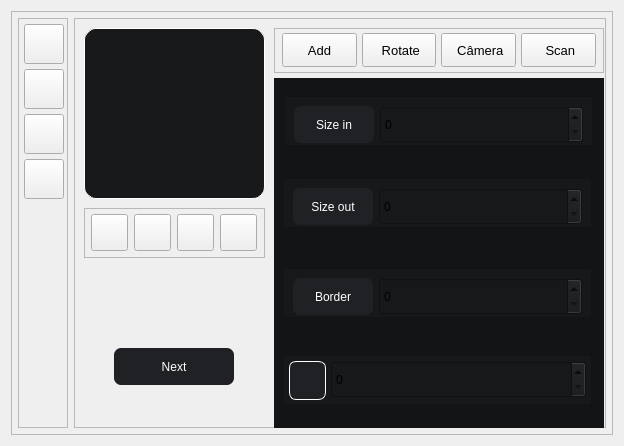
The window that src/gui/uis/windows/ui_file/cadastro_produto.ui (NdondaDaniel2020/SalesManagement) describes before a commit, drawn with Qt 5.
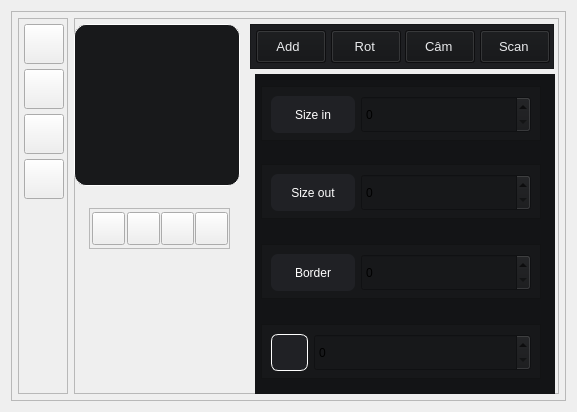
The same window after the commit. The open tabs and pages were chosen to show the change. Icons and pictures are not drawn. Custom widgets are drawn as their Qt base class.

Commit message: adicionado a função que mostra e centraliza o registrador de produtosª

The edit to the form file:
```diff
--- a/src/gui/uis/windows/ui_file/cadastro_produto.ui
+++ b/src/gui/uis/windows/ui_file/cadastro_produto.ui
@@ -6,16 +6,40 @@
    <rect>
     <x>0</x>
     <y>0</y>
-    <width>624</width>
-    <height>446</height>
+    <width>573</width>
+    <height>408</height>
    </rect>
   </property>
+  <property name="minimumSize">
+   <size>
+    <width>0</width>
+    <height>0</height>
+   </size>
+  </property>
+  <property name="maximumSize">
+   <size>
+    <width>16777215</width>
+    <height>12345678</height>
+   </size>
+  </property>
   <property name="windowTitle">
    <string>Form</string>
   </property>
   <layout class="QVBoxLayout" name="verticalLayout">
-   <item>
+   <item alignment="Qt::AlignHCenter">
     <widget class="QFrame" name="frame_center_style">
+     <property name="minimumSize">
+      <size>
+       <width>555</width>
+       <height>390</height>
+      </size>
+     </property>
+     <property name="maximumSize">
+      <size>
+       <width>555</width>
+       <height>390</height>
+      </size>
+     </property>
      <property name="styleSheet">
       <string notr="true">QFrame{
 	background-color: rgb(19, 20, 22);
@@ -239,9 +263,6 @@
       </item>
       <item>
        <widget class="QFrame" name="frame_2">
-        <property name="styleSheet">
-         <string notr="true"/>
-        </property>
         <property name="frameShape">
          <enum>QFrame::StyledPanel</enum>
         </property>
@@ -251,10 +272,10 @@
         <widget class="QPushButton" name="image">
          <property name="geometry">
           <rect>
-           <x>10</x>
-           <y>10</y>
-           <width>181</width>
-           <height>171</height>
+           <x>0</x>
+           <y>6</y>
+           <width>166</width>
+           <height>162</height>
           </rect>
          </property>
          <property name="styleSheet">
@@ -279,16 +300,16 @@
         <widget class="QFrame" name="frame_nave_bar">
          <property name="geometry">
           <rect>
-           <x>200</x>
-           <y>10</y>
-           <width>330</width>
+           <x>176</x>
+           <y>6</y>
+           <width>304</width>
            <height>45</height>
           </rect>
          </property>
          <property name="minimumSize">
           <size>
-           <width>310</width>
-           <height>45</height>
+           <width>290</width>
+           <height>33</height>
           </size>
          </property>
          <property name="maximumSize">
@@ -297,6 +318,17 @@
            <height>16777215</height>
           </size>
          </property>
+         <property name="styleSheet">
+          <string notr="true">QFrame{background-color: rgb(30, 31, 34);}
+QPushButton{
+background-color: rgb(19, 20, 22);
+color: rgb(233, 234, 236);
+padding-right: 6px}
+
+QPushButton:hover{background-color: rgb(39, 40, 45);}
+
+QPushButton:pressed{background-color: rgb(35, 36, 41);}</string>
+         </property>
          <property name="frameShape">
           <enum>QFrame::StyledPanel</enum>
          </property>
@@ -305,16 +337,16 @@
          </property>
          <layout class="QHBoxLayout" name="horizontalLayout_2">
           <property name="spacing">
-           <number>5</number>
+           <number>6</number>
           </property>
           <property name="leftMargin">
-           <number>7</number>
+           <number>5</number>
           </property>
           <property name="topMargin">
            <number>0</number>
           </property>
           <property name="rightMargin">
-           <number>7</number>
+           <number>5</number>
           </property>
           <property name="bottomMargin">
            <number>0</number>
@@ -324,7 +356,7 @@
             <property name="minimumSize">
              <size>
               <width>70</width>
-              <height>34</height>
+              <height>33</height>
              </size>
             </property>
             <property name="font">
@@ -341,8 +373,8 @@
             </property>
             <property name="iconSize">
              <size>
-              <width>30</width>
-              <height>30</height>
+              <width>28</width>
+              <height>28</height>
              </size>
             </property>
            </widget>
@@ -352,7 +384,7 @@
             <property name="minimumSize">
              <size>
               <width>70</width>
-              <height>34</height>
+              <height>33</height>
              </size>
             </property>
             <property name="font">
@@ -361,7 +393,7 @@
              </font>
             </property>
             <property name="text">
-             <string> Rotate</string>
+             <string> Rot</string>
             </property>
             <property name="icon">
              <iconset>
@@ -369,8 +401,8 @@
             </property>
             <property name="iconSize">
              <size>
-              <width>20</width>
-              <height>20</height>
+              <width>18</width>
+              <height>18</height>
              </size>
             </property>
            </widget>
@@ -380,7 +412,7 @@
             <property name="minimumSize">
              <size>
               <width>70</width>
-              <height>34</height>
+              <height>33</height>
              </size>
             </property>
             <property name="font">
@@ -389,7 +421,7 @@
              </font>
             </property>
             <property name="text">
-             <string> Câmera</string>
+             <string> Câm</string>
             </property>
             <property name="icon">
              <iconset>
@@ -397,8 +429,8 @@
             </property>
             <property name="iconSize">
              <size>
-              <width>22</width>
-              <height>22</height>
+              <width>20</width>
+              <height>20</height>
              </size>
             </property>
            </widget>
@@ -408,7 +440,7 @@
             <property name="minimumSize">
              <size>
               <width>70</width>
-              <height>34</height>
+              <height>33</height>
              </size>
             </property>
             <property name="font">
@@ -425,8 +457,8 @@
             </property>
             <property name="iconSize">
              <size>
-              <width>19</width>
-              <height>19</height>
+              <width>17</width>
+              <height>17</height>
              </size>
             </property>
            </widget>
@@ -436,10 +468,10 @@
         <widget class="QFrame" name="frame_btn_edit_image">
          <property name="geometry">
           <rect>
-           <x>10</x>
+           <x>15</x>
            <y>190</y>
-           <width>181</width>
-           <height>50</height>
+           <width>141</width>
+           <height>41</height>
           </rect>
          </property>
          <property name="frameShape">
@@ -450,32 +482,32 @@
          </property>
          <layout class="QHBoxLayout" name="horizontalLayout_3">
           <property name="spacing">
-           <number>5</number>
+           <number>2</number>
           </property>
           <property name="leftMargin">
-           <number>5</number>
+           <number>2</number>
           </property>
           <property name="topMargin">
-           <number>5</number>
+           <number>2</number>
           </property>
           <property name="rightMargin">
-           <number>5</number>
+           <number>2</number>
           </property>
           <property name="bottomMargin">
-           <number>5</number>
+           <number>2</number>
           </property>
           <item>
            <widget class="QPushButton" name="btn_camera">
             <property name="minimumSize">
              <size>
-              <width>37</width>
-              <height>37</height>
+              <width>33</width>
+              <height>33</height>
              </size>
             </property>
             <property name="maximumSize">
              <size>
-              <width>37</width>
-              <height>37</height>
+              <width>33</width>
+              <height>33</height>
              </size>
             </property>
             <property name="text">
@@ -497,14 +529,14 @@
            <widget class="QPushButton" name="btn_galeria">
             <property name="minimumSize">
              <size>
-              <width>37</width>
-              <height>37</height>
+              <width>33</width>
+              <height>33</height>
              </size>
             </property>
             <property name="maximumSize">
              <size>
-              <width>37</width>
-              <height>37</height>
+              <width>33</width>
+              <height>33</height>
              </size>
             </property>
             <property name="text">
@@ -526,14 +558,14 @@
            <widget class="QPushButton" name="btn_remove_bg">
             <property name="minimumSize">
              <size>
-              <width>37</width>
-              <height>37</height>
+              <width>33</width>
+              <height>33</height>
              </size>
             </property>
             <property name="maximumSize">
              <size>
-              <width>37</width>
-              <height>37</height>
+              <width>33</width>
+              <height>33</height>
              </size>
             </property>
             <property name="text">
@@ -555,14 +587,14 @@
            <widget class="QPushButton" name="btn_deletar">
             <property name="minimumSize">
              <size>
-              <width>37</width>
-              <height>37</height>
+              <width>33</width>
+              <height>33</height>
              </size>
             </property>
             <property name="maximumSize">
              <size>
-              <width>37</width>
-              <height>37</height>
+              <width>33</width>
+              <height>33</height>
              </size>
             </property>
             <property name="text">
@@ -585,16 +617,22 @@
         <widget class="QStackedWidget" name="stackedWidget">
          <property name="geometry">
           <rect>
-           <x>200</x>
-           <y>60</y>
-           <width>330</width>
-           <height>363</height>
+           <x>181</x>
+           <y>56</y>
+           <width>300</width>
+           <height>330</height>
           </rect>
          </property>
          <property name="minimumSize">
           <size>
-           <width>330</width>
-           <height>363</height>
+           <width>280</width>
+           <height>330</height>
+          </size>
+         </property>
+         <property name="maximumSize">
+          <size>
+           <width>16777215</width>
+           <height>330</height>
           </size>
          </property>
          <property name="styleSheet">
@@ -607,165 +645,25 @@
           <property name="styleSheet">
            <string notr="true">background-color: rgb(19, 20, 22);</string>
           </property>
-          <widget class="QFrame" name="frame_43">
-           <property name="geometry">
-            <rect>
-             <x>9</x>
-             <y>277</y>
-             <width>309</width>
-             <height>50</height>
-            </rect>
-           </property>
-           <property name="minimumSize">
-            <size>
-             <width>309</width>
-             <height>50</height>
-            </size>
-           </property>
-           <property name="maximumSize">
-            <size>
-             <width>309</width>
-             <height>50</height>
-            </size>
-           </property>
-           <property name="styleSheet">
-            <string notr="true">background-color: rgb(23, 24, 26);</string>
-           </property>
-           <property name="frameShape">
-            <enum>QFrame::StyledPanel</enum>
-           </property>
-           <property name="frameShadow">
-            <enum>QFrame::Raised</enum>
-           </property>
-           <layout class="QHBoxLayout" name="horizontalLayout_6">
-            <property name="spacing">
-             <number>5</number>
-            </property>
-            <property name="leftMargin">
-             <number>5</number>
-            </property>
-            <property name="topMargin">
-             <number>0</number>
-            </property>
-            <property name="rightMargin">
-             <number>5</number>
-            </property>
-            <property name="bottomMargin">
-             <number>0</number>
-            </property>
-            <item>
-             <widget class="QPushButton" name="pushButton_22">
-              <property name="minimumSize">
-               <size>
-                <width>37</width>
-                <height>39</height>
-               </size>
-              </property>
-              <property name="maximumSize">
-               <size>
-                <width>37</width>
-                <height>37</height>
-               </size>
-              </property>
-              <property name="styleSheet">
-               <string notr="true">background-color: rgb(32, 33, 37);
-border-radius:7px;
-color: #ffffff;
-border: 1px solid rgb(255, 255, 255)</string>
-              </property>
-              <property name="text">
-               <string/>
-              </property>
-              <property name="icon">
-               <iconset>
-                <normaloff>../../../../../../imagem de modelo/transferir-removebg-preview.png</normaloff>../../../../../../imagem de modelo/transferir-removebg-preview.png</iconset>
-              </property>
-              <property name="iconSize">
-               <size>
-                <width>60</width>
-                <height>60</height>
-               </size>
-              </property>
-             </widget>
-            </item>
-            <item>
-             <widget class="SpinBox" name="SpinBox_6">
-              <property name="minimumSize">
-               <size>
-                <width>0</width>
-                <height>37</height>
-               </size>
-              </property>
-              <property name="styleSheet">
-               <string notr="true">SpinBox {
-    color: white;
-	background-color: rgb(34, 35, 38);
-    border: 1px solid rgba(0, 0, 0, 13);
-    border-radius: 5px;
-    /* font: 14px &quot;Segoe UI&quot;, &quot;Microsoft YaHei&quot;; */
-    padding: 0px 80px 0 10px;
-    selection-background-color: #2f3664;
-    border-bottom: none;
-}
-
-SpinBox:hover{
-    background-color: rgba(34, 35, 38, 0.5);
-    border: 1px solid rgba(0, 0, 0, 13);
-    border-bottom: none;
-}
-
-SpinBox:focus {
-    background-color: rgba(34, 35, 38, 13);
-    border-bottom: 1px solid #2f3664;
-}
-
-SpinBox:disabled {
-    color: rgba(0, 0, 0, 150);
-    background-color: rgba(34, 35, 38, 0.5);
-    border: 1px solid rgba(0, 0, 0, 13);
-    border-bottom: 1px solid #2f3664;
-}
-
-SpinButton {
-    background-color: transparent;
-    border-radius: 4px;
-    margin: 0;
-    border-bottom: none;
-}
-
-SpinButton:hover {
-    background-color: rgba(0, 0, 0, 9);
-    border-bottom: none;
-}
-
-SpinButton:pressed {
-    background-color: rgb(85, 170, 255);
-    border-bottom: 1px solid #2f3664;
-}</string>
-              </property>
-             </widget>
-            </item>
-           </layout>
-          </widget>
           <widget class="QFrame" name="frame_45">
            <property name="geometry">
             <rect>
-             <x>10</x>
-             <y>18</y>
-             <width>309</width>
-             <height>50</height>
+             <x>6</x>
+             <y>12</y>
+             <width>280</width>
+             <height>55</height>
             </rect>
            </property>
            <property name="minimumSize">
             <size>
-             <width>309</width>
-             <height>50</height>
+             <width>242</width>
+             <height>45</height>
             </size>
            </property>
            <property name="maximumSize">
             <size>
-             <width>309</width>
-             <height>50</height>
+             <width>280</width>
+             <height>69</height>
             </size>
            </property>
            <property name="styleSheet">
@@ -778,17 +676,32 @@
             <enum>QFrame::Raised</enum>
            </property>
            <layout class="QHBoxLayout" name="horizontalLayout_7">
+            <property name="spacing">
+             <number>6</number>
+            </property>
+            <property name="leftMargin">
+             <number>9</number>
+            </property>
+            <property name="topMargin">
+             <number>9</number>
+            </property>
+            <property name="rightMargin">
+             <number>9</number>
+            </property>
+            <property name="bottomMargin">
+             <number>9</number>
+            </property>
             <item>
              <widget class="QPushButton" name="btn_remove_bg_3">
               <property name="minimumSize">
                <size>
-                <width>80</width>
+                <width>84</width>
                 <height>37</height>
                </size>
               </property>
               <property name="maximumSize">
                <size>
-                <width>80</width>
+                <width>65</width>
                 <height>37</height>
                </size>
               </property>
@@ -820,6 +733,12 @@
                 <height>37</height>
                </size>
               </property>
+              <property name="maximumSize">
+               <size>
+                <width>16777215</width>
+                <height>37</height>
+               </size>
+              </property>
               <property name="styleSheet">
                <string notr="true">SpinBox {
     color: white;
@@ -874,22 +793,22 @@
           <widget class="QFrame" name="frame_46">
            <property name="geometry">
             <rect>
-             <x>9</x>
-             <y>100</y>
-             <width>309</width>
-             <height>50</height>
+             <x>6</x>
+             <y>90</y>
+             <width>280</width>
+             <height>55</height>
             </rect>
            </property>
            <property name="minimumSize">
             <size>
-             <width>309</width>
-             <height>50</height>
+             <width>230</width>
+             <height>45</height>
             </size>
            </property>
            <property name="maximumSize">
             <size>
-             <width>309</width>
-             <height>50</height>
+             <width>280</width>
+             <height>63</height>
             </size>
            </property>
            <property name="styleSheet">
@@ -902,17 +821,32 @@
             <enum>QFrame::Raised</enum>
            </property>
            <layout class="QHBoxLayout" name="horizontalLayout_8">
+            <property name="spacing">
+             <number>6</number>
+            </property>
+            <property name="leftMargin">
+             <number>9</number>
+            </property>
+            <property name="topMargin">
+             <number>9</number>
+            </property>
+            <property name="rightMargin">
+             <number>9</number>
+            </property>
+            <property name="bottomMargin">
+             <number>9</number>
+            </property>
             <item>
              <widget class="QPushButton" name="btn_remove_bg_4">
               <property name="minimumSize">
                <size>
-                <width>80</width>
+                <width>84</width>
                 <height>37</height>
                </size>
               </property>
               <property name="maximumSize">
                <size>
-                <width>80</width>
+                <width>65</width>
                 <height>37</height>
                </size>
               </property>
@@ -944,6 +878,12 @@
                 <height>37</height>
                </size>
               </property>
+              <property name="maximumSize">
+               <size>
+                <width>16777215</width>
+                <height>37</height>
+               </size>
+              </property>
               <property name="styleSheet">
                <string notr="true">SpinBox {
     color: white;
@@ -998,22 +938,22 @@
           <widget class="QFrame" name="frame_48">
            <property name="geometry">
             <rect>
-             <x>9</x>
-             <y>190</y>
-             <width>309</width>
-             <height>50</height>
+             <x>6</x>
+             <y>170</y>
+             <width>280</width>
+             <height>55</height>
             </rect>
            </property>
            <property name="minimumSize">
             <size>
-             <width>309</width>
-             <height>50</height>
+             <width>230</width>
+             <height>45</height>
             </size>
            </property>
            <property name="maximumSize">
             <size>
-             <width>309</width>
-             <height>50</height>
+             <width>280</width>
+             <height>63</height>
             </size>
            </property>
            <property name="styleSheet">
@@ -1026,17 +966,32 @@
             <enum>QFrame::Raised</enum>
            </property>
            <layout class="QHBoxLayout" name="horizontalLayout_10">
+            <property name="spacing">
+             <number>6</number>
+            </property>
+            <property name="leftMargin">
+             <number>9</number>
+            </property>
+            <property name="topMargin">
+             <number>9</number>
+            </property>
+            <property name="rightMargin">
+             <number>9</number>
+            </property>
+            <property name="bottomMargin">
+             <number>9</number>
+            </property>
             <item>
              <widget class="QPushButton" name="btn_remove_bg_2">
               <property name="minimumSize">
                <size>
-                <width>80</width>
+                <width>84</width>
                 <height>37</height>
                </size>
               </property>
               <property name="maximumSize">
                <size>
-                <width>80</width>
+                <width>65</width>
                 <height>37</height>
                </size>
               </property>
@@ -1068,6 +1023,158 @@
                 <height>37</height>
                </size>
               </property>
+              <property name="maximumSize">
+               <size>
+                <width>16777215</width>
+                <height>37</height>
+               </size>
+              </property>
+              <property name="styleSheet">
+               <string notr="true">SpinBox {
+    color: white;
+	background-color: rgb(34, 35, 38);
+    border: 1px solid rgba(0, 0, 0, 13);
+    border-radius: 5px;
+    /* font: 14px &quot;Segoe UI&quot;, &quot;Microsoft YaHei&quot;; */
+    padding: 0px 80px 0 10px;
+    selection-background-color: #2f3664;
+    border-bottom: none;
+}
+
+SpinBox:hover{
+    background-color: rgba(34, 35, 38, 0.5);
+    border: 1px solid rgba(0, 0, 0, 13);
+    border-bottom: none;
+}
+
+SpinBox:focus {
+    background-color: rgba(34, 35, 38, 13);
+    border-bottom: 1px solid #2f3664;
+}
+
+SpinBox:disabled {
+    color: rgba(0, 0, 0, 150);
+    background-color: rgba(34, 35, 38, 0.5);
+    border: 1px solid rgba(0, 0, 0, 13);
+    border-bottom: 1px solid #2f3664;
+}
+
+SpinButton {
+    background-color: transparent;
+    border-radius: 4px;
+    margin: 0;
+    border-bottom: none;
+}
+
+SpinButton:hover {
+    background-color: rgba(0, 0, 0, 9);
+    border-bottom: none;
+}
+
+SpinButton:pressed {
+    background-color: rgb(85, 170, 255);
+    border-bottom: 1px solid #2f3664;
+}</string>
+              </property>
+             </widget>
+            </item>
+           </layout>
+          </widget>
+          <widget class="QFrame" name="frame_43">
+           <property name="geometry">
+            <rect>
+             <x>6</x>
+             <y>250</y>
+             <width>280</width>
+             <height>55</height>
+            </rect>
+           </property>
+           <property name="minimumSize">
+            <size>
+             <width>230</width>
+             <height>45</height>
+            </size>
+           </property>
+           <property name="maximumSize">
+            <size>
+             <width>280</width>
+             <height>60</height>
+            </size>
+           </property>
+           <property name="styleSheet">
+            <string notr="true">background-color: rgb(23, 24, 26);</string>
+           </property>
+           <property name="frameShape">
+            <enum>QFrame::StyledPanel</enum>
+           </property>
+           <property name="frameShadow">
+            <enum>QFrame::Raised</enum>
+           </property>
+           <layout class="QHBoxLayout" name="horizontalLayout_6">
+            <property name="spacing">
+             <number>6</number>
+            </property>
+            <property name="leftMargin">
+             <number>9</number>
+            </property>
+            <property name="topMargin">
+             <number>9</number>
+            </property>
+            <property name="rightMargin">
+             <number>9</number>
+            </property>
+            <property name="bottomMargin">
+             <number>9</number>
+            </property>
+            <item>
+             <widget class="QPushButton" name="pushButton_22">
+              <property name="minimumSize">
+               <size>
+                <width>37</width>
+                <height>37</height>
+               </size>
+              </property>
+              <property name="maximumSize">
+               <size>
+                <width>37</width>
+                <height>37</height>
+               </size>
+              </property>
+              <property name="styleSheet">
+               <string notr="true">background-color: rgb(32, 33, 37);
+border-radius:7px;
+color: #ffffff;
+border: 1px solid rgb(255, 255, 255)</string>
+              </property>
+              <property name="text">
+               <string/>
+              </property>
+              <property name="icon">
+               <iconset>
+                <normaloff>../../../../../../imagem de modelo/transferir-removebg-preview.png</normaloff>../../../../../../imagem de modelo/transferir-removebg-preview.png</iconset>
+              </property>
+              <property name="iconSize">
+               <size>
+                <width>60</width>
+                <height>60</height>
+               </size>
+              </property>
+             </widget>
+            </item>
+            <item>
+             <widget class="SpinBox" name="SpinBox_6">
+              <property name="minimumSize">
+               <size>
+                <width>0</width>
+                <height>37</height>
+               </size>
+              </property>
+              <property name="maximumSize">
+               <size>
+                <width>16777215</width>
+                <height>37</height>
+               </size>
+              </property>
               <property name="styleSheet">
                <string notr="true">SpinBox {
     color: white;
@@ -1747,30 +1854,6 @@
           </widget>
          </widget>
         </widget>
-        <widget class="QPushButton" name="pushButton_16">
-         <property name="geometry">
-          <rect>
-           <x>40</x>
-           <y>330</y>
-           <width>120</width>
-           <height>37</height>
-          </rect>
-         </property>
-         <property name="minimumSize">
-          <size>
-           <width>0</width>
-           <height>37</height>
-          </size>
-         </property>
-         <property name="styleSheet">
-          <string notr="true">background-color: rgb(32, 33, 37);
-border-radius:7px;
-color: #ffffff</string>
-         </property>
-         <property name="text">
-          <string>Next</string>
-         </property>
-        </widget>
        </widget>
       </item>
      </layout>
```
Left out of the diff: 107 changed lines with no effect on the pictures. The commit also changes 7 other files.
